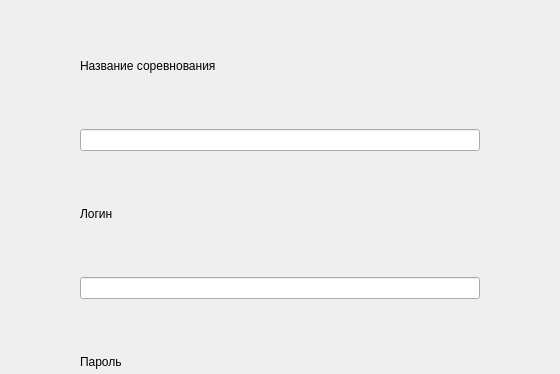
The window that ui_files/login.ui (PrincePepper/DVFU_Course_work_2020_yeticup) describes before a commit, drawn with Qt 5; both pictures show x 120 to 680 and y 0 to 374 of the 800 by 600 pixel window.
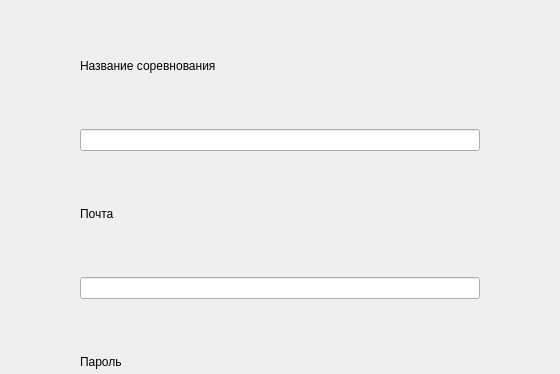
The same window after the commit.

```diff
--- a/ui_files/login.ui
+++ b/ui_files/login.ui
@@ -57,7 +57,7 @@
        </size>
       </property>
       <property name="text">
-       <string>Логин</string>
+       <string>Почта</string>
       </property>
      </widget>
     </item>
```
